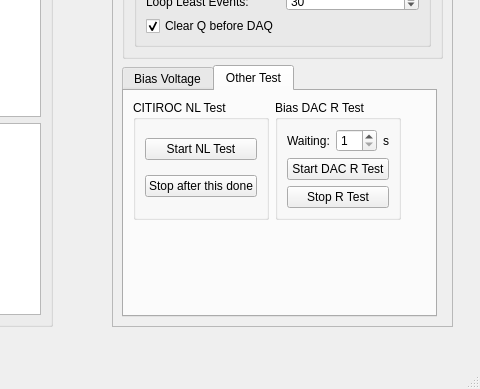
HelloUSTC114/FEEBoardGUI, file src/VisaDAQControl.ui: the form before one commit; both pictures show x 278 to 758 and y 414 to 803 of the 758 by 803 pixel window.
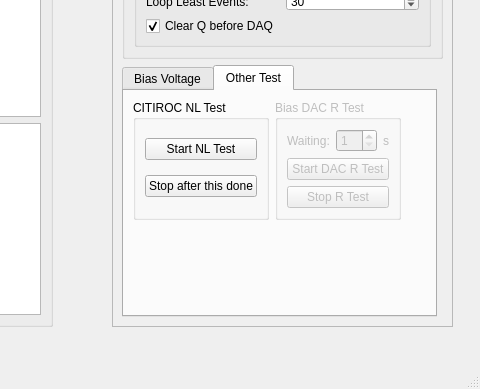
The form after the commit. The open tabs and pages were chosen to show the change.

Diff of the .ui file:
```diff
--- a/src/VisaDAQControl.ui
+++ b/src/VisaDAQControl.ui
@@ -471,6 +471,9 @@
          </item>
          <item row="0" column="1">
           <widget class="QGroupBox" name="groupBox">
+           <property name="enabled">
+            <bool>false</bool>
+           </property>
            <property name="title">
             <string>Bias DAC R Test</string>
            </property>
```
